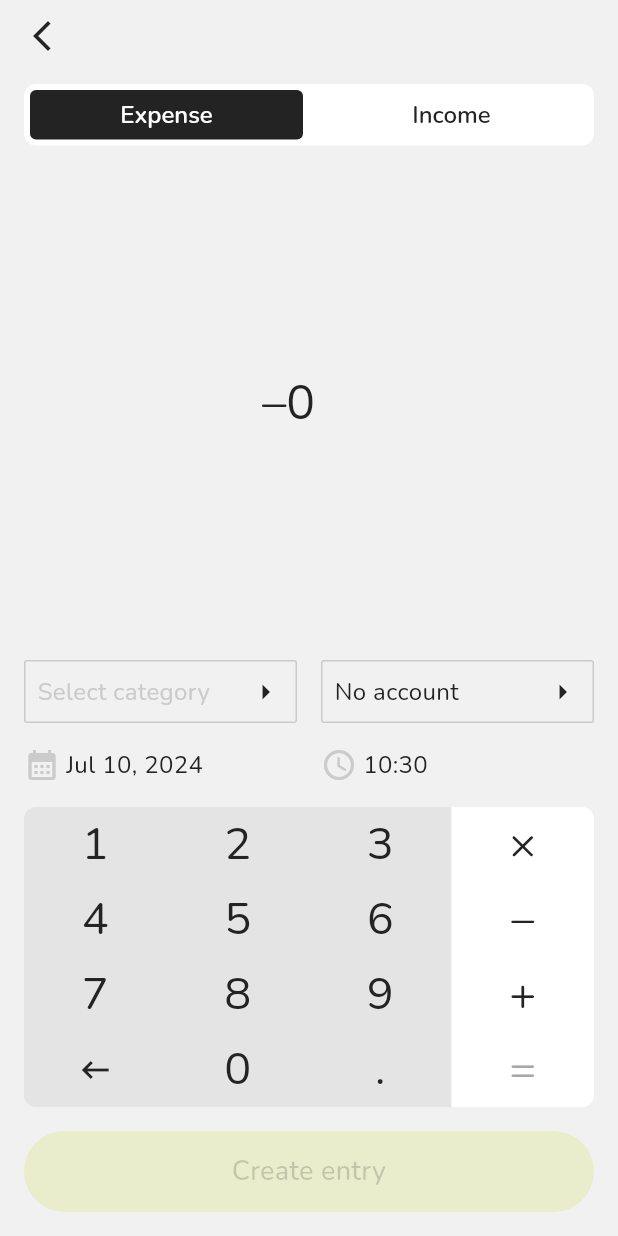
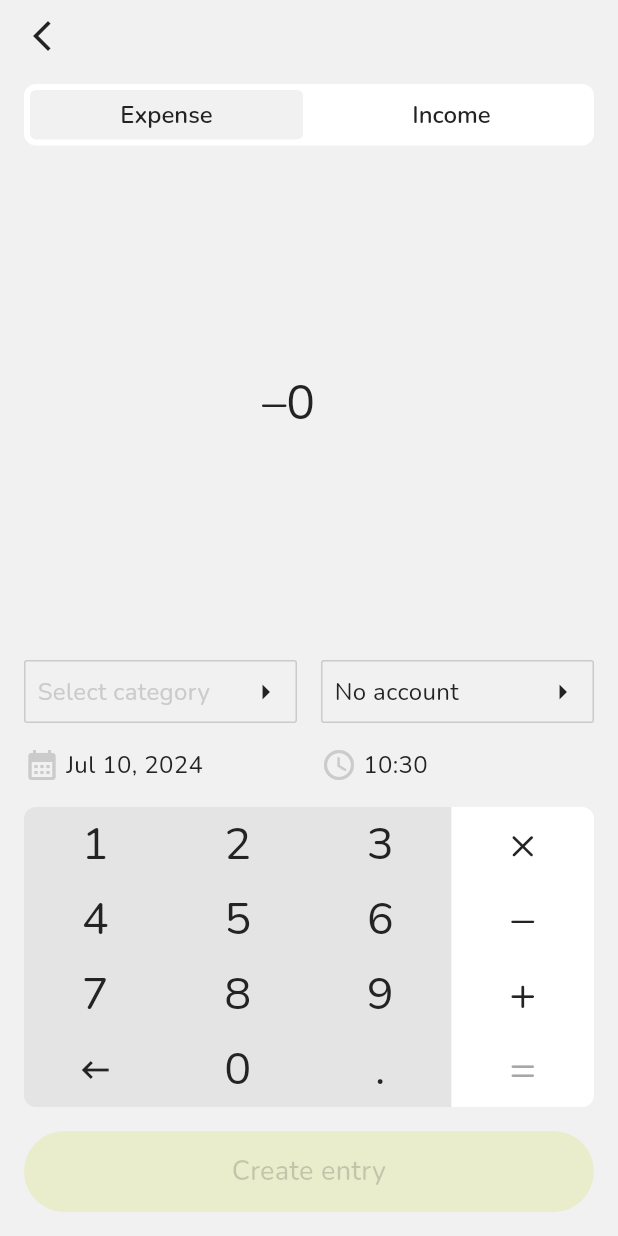
Before and after one commit to kanmear/budgetron, a Flutter app: the screen it shows after launch, item 3 of the bottom bar chosen, on a phone screen of 412 x 824 dp. Run offline on Flutter 3.47's test engine with Material 3 defaults, Android fonts, the phone set to English and light mode, and no system bars; our stand-ins replace flutter_svg, google_fonts, objectbox, rxdart; generated files the repository leaves out were written again.

Commit message:
fix: tab switch -> colors

```diff
--- a/lib/ui/classes/tab_switch.dart
+++ b/lib/ui/classes/tab_switch.dart
@@ -52,24 +52,26 @@ class SwitchTab extends StatelessWidget {
                   return Padding(
                       padding: const EdgeInsets.all(4),
                       child: Container(
-                        decoration: BoxDecoration(
-                            borderRadius: BorderRadius.circular(4),
-                            color: _resolveColor(isSelected)),
-                        child: Center(
+                          decoration: BoxDecoration(
+                              borderRadius: BorderRadius.circular(4),
+                              color: _resolveTabColor(isSelected)),
+                          child: Center(
                             child: Padding(
-                          padding: const EdgeInsets.only(top: 6, bottom: 6),
-                          child: Text(tab.toString(),
-                              style: theme.textTheme.headlineMedium!
-                                  .apply(color: _resolveColor(!isSelected))),
-                        )),
-                      ));
+                                padding:
+                                    const EdgeInsets.only(top: 6, bottom: 6),
+                                child: Text(
+                                  tab.toString(),
+                                  style: theme.textTheme.headlineMedium!
+                                      .apply(color: theme.colorScheme.primary),
+                                )),
+                          )));
                 })));
   }
 
   void _selectTab(Enum value) => valueNotifier.value = value;
 
-  Color _resolveColor(bool isSelected) => isSelected
-      ? theme.colorScheme.primary
+  Color _resolveTabColor(bool isSelected) => isSelected
+      ? theme.colorScheme.surface
       : theme.colorScheme.surfaceContainerLowest;
 }
 
@@ -127,17 +129,17 @@ class DisabledSwitchTab extends StatelessWidget {
               child: Center(
                   child: Padding(
                 padding: const EdgeInsets.only(top: 6, bottom: 6),
-                child: Text(tab.toString(), style: _resolveStyle(isSelected)),
+                child: Text(tab.toString(), style: _resolveStyle(!isSelected)),
               )),
             )));
   }
 
   Color _resolveColor(bool isSelected) => isSelected
-      ? theme.colorScheme.primary
+      ? theme.colorScheme.surface
       : theme.colorScheme.surfaceContainerLowest;
 
   TextStyle _resolveStyle(bool isSelected) => isSelected
       ? theme.textTheme.headlineMedium!
-      : theme.textTheme.headlineMedium!
-          .apply(color: theme.colorScheme.surfaceContainerHigh);
+          .apply(color: theme.colorScheme.surfaceContainerHigh)
+      : theme.textTheme.headlineMedium!.apply(color: theme.colorScheme.primary);
 }
```
